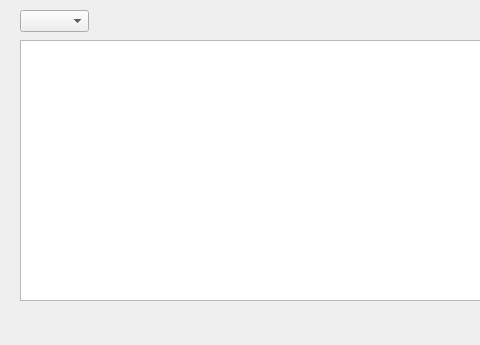
WULINYOU/qt_Remote_warehouse_management_system, file update_record.ui: the form before one commit; both pictures show x 0 to 480 and y 0 to 345 of the 797 by 345 pixel window.
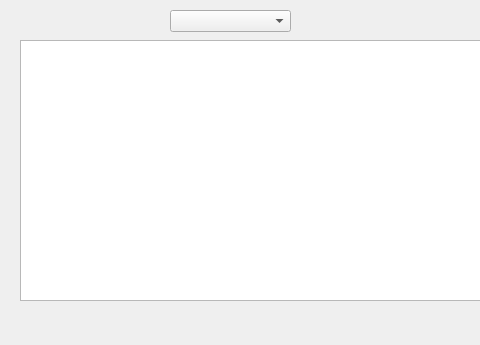
The form after the commit.

Diff of the .ui file:
```diff
--- a/update_record.ui
+++ b/update_record.ui
@@ -26,9 +26,9 @@
   <widget class="QComboBox" name="comboBox">
    <property name="geometry">
     <rect>
-     <x>20</x>
+     <x>170</x>
      <y>10</y>
-     <width>69</width>
+     <width>121</width>
      <height>22</height>
     </rect>
    </property>
```
